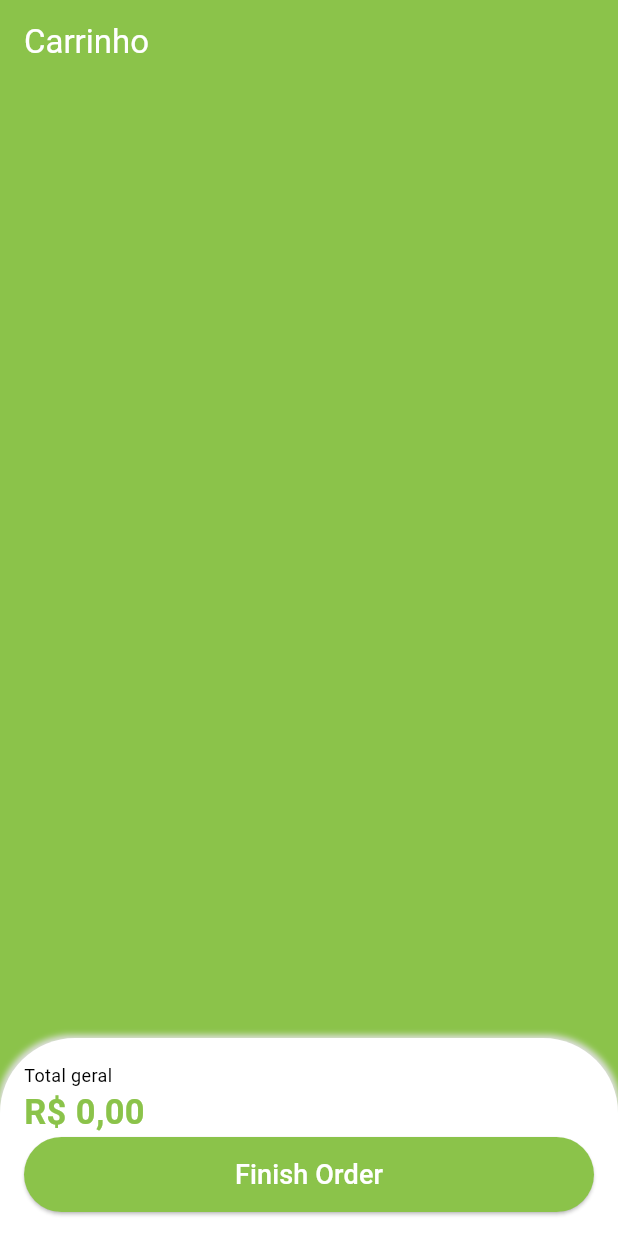
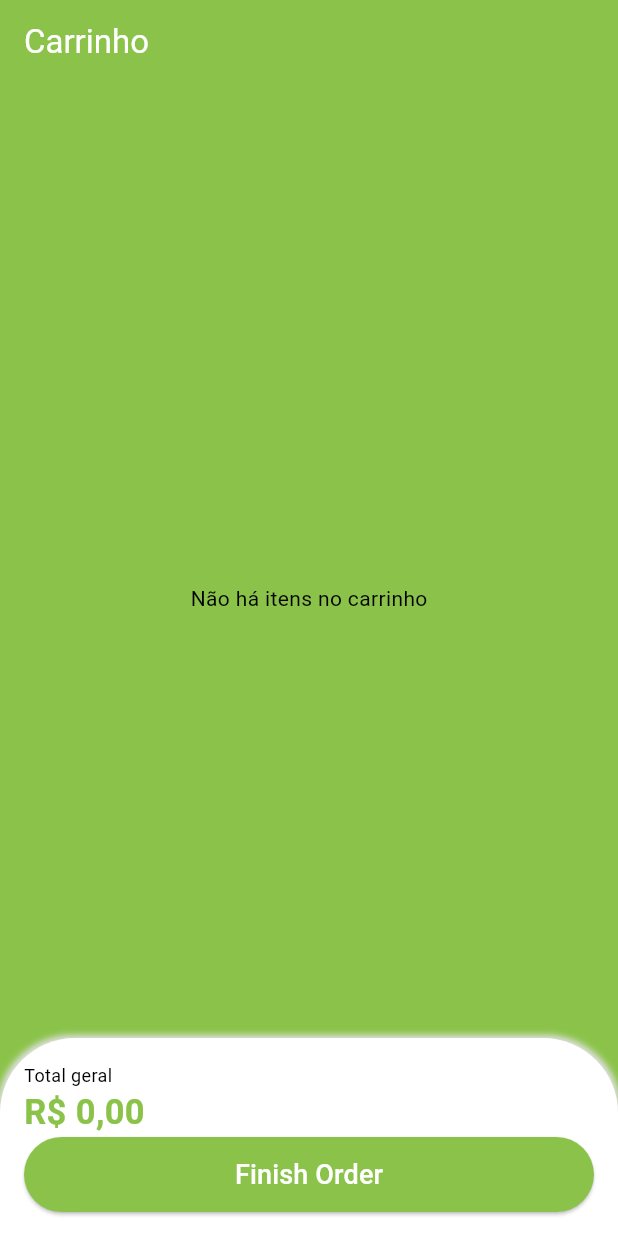
Before and after one commit to EnricoGollner/QuitandaGreenGrocer, a Flutter app: the CartTab screen opened directly, on a phone screen of 412 x 824 dp. Run offline on Flutter 3.47's test engine with Material 3 defaults, Android fonts, the phone set to English and light mode, and no system bars; our stand-ins replace animated_text_kit, dio, flutter_secure_storage, fluttertoast, freezed_annotation, get and 3 more; missing offline and left inert: add_to_cart_animation; accounts and stored records are empty; generated files the repository leaves out were written again.

```diff
--- a/lib/main.dart
+++ b/lib/main.dart
@@ -3,10 +3,12 @@ import 'package:get/get.dart';
 import 'package:quitanda_app/src/core/utils/app_pages.dart';
 import 'package:quitanda_app/src/core/theme/styles.dart';
 import 'package:quitanda_app/src/pages/auth/controllers/auth_controller.dart';
+import 'package:quitanda_app/src/pages/base/controllers/navigation_controller.dart';
 
 void main() {
   WidgetsFlutterBinding.ensureInitialized();
   Get.put<AuthController>(AuthController());
+  Get.put<NavigationController>(NavigationController());
 
   runApp(const QuitandaApp());
 }
--- a/lib/src/core/utils/app_pages.dart
+++ b/lib/src/core/utils/app_pages.dart
@@ -6,6 +6,7 @@ import 'package:quitanda_app/src/pages/base/base_screen.dart';
 import 'package:quitanda_app/src/pages/base/binding/navigation_binding.dart';
 import 'package:quitanda_app/src/pages/cart/binding/cart_binding.dart';
 import 'package:quitanda_app/src/pages/home/binding/home_binding.dart';
+import 'package:quitanda_app/src/pages/product/screens/product_screen.dart';
 
 abstract class AppPages {
   static final pages = <GetPage>[
@@ -18,8 +19,12 @@ abstract class AppPages {
       bindings: [
         NavigationBinding(),
         HomeBinding(),
-        CartBinding()
+        CartBinding(),
       ],
+    ),
+    GetPage(
+      name: PagesRoutes.product,
+      page: () => const ProductScreen(),
     ),
   ];
 }
@@ -29,4 +34,5 @@ abstract class PagesRoutes {
   static const String signIn = '/signin';
   static const String signUp = '/signup';
   static const String base = '/';
+  static const String product = '/product';
 }
--- a/lib/src/pages/base/base_screen.dart
+++ b/lib/src/pages/base/base_screen.dart
@@ -15,7 +15,6 @@ class BaseScreen extends StatefulWidget {
 
 class _BaseScreenState extends State<BaseScreen> {
   final NavigationController _navigationController = Get.find<NavigationController>();
-
 
   @override
   Widget build(BuildContext context) {
--- a/lib/src/pages/cart/screens/cart_tab.dart
+++ b/lib/src/pages/cart/screens/cart_tab.dart
@@ -37,6 +37,23 @@ class _CartTabState extends State<CartTab> {
           Expanded(
             child: GetBuilder<CartController>(
               builder: (controller) {
+                if (controller.cartItems.isEmpty) {
+                  return Column(
+                    mainAxisAlignment: MainAxisAlignment.center,
+                    children: [
+                      Icon(
+                        Icons.remove_shopping_cart_rounded,
+                        size: 40,
+                        color: CustomColors.customSwatchColor,
+                      ),
+                      const SizedBox(height: 10),
+                      const Text(
+                        'Não há itens no carrinho'
+                      ),
+                    ],
+                  );
+                }
+
                 return ListView.builder(
                   itemCount: controller.cartItems.length,
                   itemBuilder: (_, index) {
--- a/lib/src/pages/home/components/item_tile.dart
+++ b/lib/src/pages/home/components/item_tile.dart
@@ -2,9 +2,9 @@ import 'package:add_to_cart_animation/add_to_cart_icon.dart';
 import 'package:flutter/material.dart';
 import 'package:get/get.dart';
 import 'package:quitanda_app/src/core/theme/colors.dart';
+import 'package:quitanda_app/src/core/utils/app_pages.dart';
 import 'package:quitanda_app/src/core/utils/formatters.dart';
 import 'package:quitanda_app/src/models/item_model.dart';
-import 'package:quitanda_app/src/pages/product/screens/product_screen.dart';
 
 class ItemTile extends StatefulWidget {
   final ItemModel item;
@@ -36,7 +36,7 @@ class _ItemTileState extends State<ItemTile> {
     return Stack(
       children: [
         InkWell(
-          onTap: () => Get.to(() => ProductScreen(item: widget.item)),
+          onTap: () => Get.toNamed(PagesRoutes.product, arguments: widget.item),
           child: Card(
             elevation: 1,
             color: Colors.white,
```
Also changed, not shown: lib/src/pages/cart/components/cart_tile.dart (+14 -1 lines), lib/src/pages/cart/controllers/cart_controller.dart (+36 -8 lines), lib/src/pages/cart/repositories/cart_repository.dart (+22 -3 lines), lib/src/pages/home/screens/home_tab.dart (+12 -4 lines), lib/src/pages/product/screens/product_screen.dart (+15 -11 lines).
